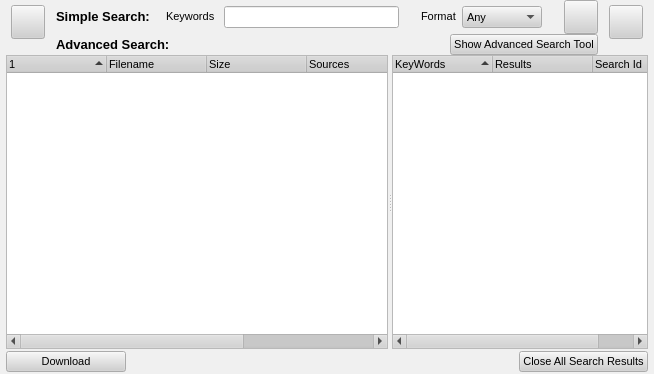
First picture: the form in retroshare-gui/src/gui/SearchDialog.ui, repository RetroShare/RetroShare, before the edit.
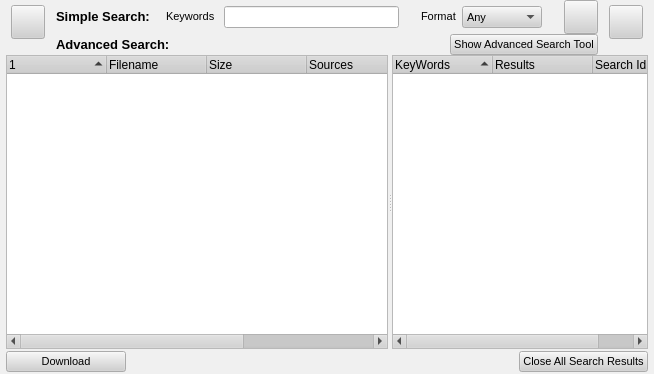
Second picture: the form after the edit. Icons and pictures are not drawn. Custom widgets are drawn as their Qt base class.

Commit message: set default Font size to 9, this fixes problems on new qt styles under Linux.

The edit to the form file:
```diff
--- a/retroshare-gui/src/gui/SearchDialog.ui
+++ b/retroshare-gui/src/gui/SearchDialog.ui
@@ -1093,7 +1093,12 @@
           <verstretch>0</verstretch>
          </sizepolicy>
         </property>
-        <property name="contextMenuPolicy" >
+        <property name="font">
+         <font>
+          <pointsize>9</pointsize>
+         </font>
+        </property>
+        <property name="contextMenuPolicy">
          <enum>Qt::CustomContextMenu</enum>
         </property>
         <property name="dragEnabled" >
@@ -1155,7 +1160,12 @@
           <height>0</height>
          </size>
         </property>
-        <property name="mouseTracking" >
+        <property name="font">
+         <font>
+          <pointsize>9</pointsize>
+         </font>
+        </property>
+        <property name="mouseTracking">
          <bool>true</bool>
         </property>
         <property name="contextMenuPolicy" >
```
Left out of the diff: 808 changed lines with no effect on the pictures. The commit also changes 3 other files.
